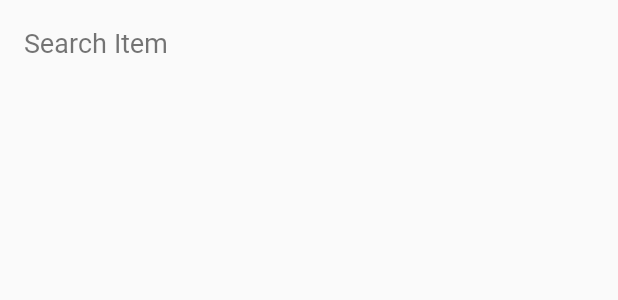
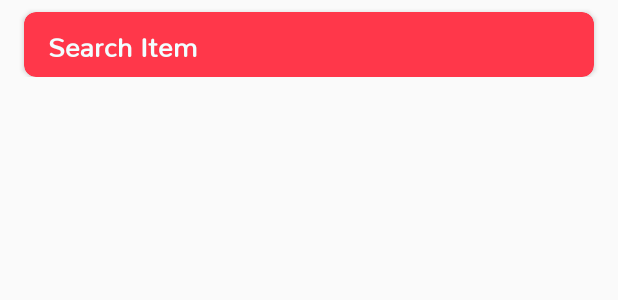
Before and after one commit to tairoroberto/RemoteJobs, an Android app: the layout item_search.xml on its own in the app's theme, with its tools: preview values and no code run, on a phone screen of 412 x 824 dp. Shown: the top 300 px of the screen. Run offline under Robolectric (Android 15) with nearby library versions, the phone set to English and light mode, and no system bars.

Commit message:
adjust search jobs

```diff
--- a/app/src/main/kotlin/com/remoteok/io/app/data/AppDatabase.kt
+++ b/app/src/main/kotlin/com/remoteok/io/app/data/AppDatabase.kt
@@ -8,7 +8,7 @@ import android.content.Context
 import com.remoteok.io.app.data.dao.JobsDao
 import com.remoteok.io.app.model.Job
 
-@Database(entities = [(Job::class)], version = 1)
+@Database(entities = [(Job::class)], version = 2)
 @TypeConverters(Converters::class)
 abstract class AppDatabase : RoomDatabase() {
 
--- a/app/src/main/res/layout/item_search.xml
+++ b/app/src/main/res/layout/item_search.xml
@@ -1,12 +1,36 @@
 <?xml version="1.0" encoding="utf-8"?>
-<TextView xmlns:android="http://schemas.android.com/apk/res/android"
+<android.support.constraint.ConstraintLayout xmlns:android="http://schemas.android.com/apk/res/android"
+    xmlns:app="http://schemas.android.com/apk/res-auto"
     xmlns:tools="http://schemas.android.com/tools"
-    android:id="@+id/text1"
     android:layout_width="match_parent"
-    android:layout_height="wrap_content"
-    android:padding="16dp"
-    android:elevation="@dimen/dimen_16dp"
-    android:fontFamily="@font/sf_ui_text_light"
-    android:textAlignment="viewStart"
-    android:textSize="@dimen/dimen_18sp"
-    tools:text="Search Item" />
+    android:layout_height="wrap_content">
+
+    <android.support.v7.widget.CardView
+        android:layout_width="match_parent"
+        android:layout_height="wrap_content"
+        android:layout_marginBottom="0dp"
+        android:layout_marginEnd="@dimen/dimen_16dp"
+        android:layout_marginStart="@dimen/dimen_16dp"
+        android:layout_marginTop="@dimen/dimen_8dp"
+        android:backgroundTint="@color/colorAccent"
+        android:elevation="@dimen/dimen_4dp"
+        app:cardCornerRadius="@dimen/dimen_8dp"
+        app:layout_constraintBottom_toBottomOf="parent"
+        app:layout_constraintEnd_toEndOf="parent"
+        app:layout_constraintStart_toStartOf="parent"
+        app:layout_constraintTop_toTopOf="parent">
+
+        <TextView
+            android:id="@+id/textViewJob"
+            android:layout_width="match_parent"
+            android:layout_height="wrap_content"
+            android:layout_marginStart="@dimen/dimen_8dp"
+            android:fontFamily="@font/nunito_regular"
+            android:padding="@dimen/dimen_8dp"
+            android:textAlignment="viewStart"
+            android:textColor="@color/white_f2feff"
+            android:textSize="@dimen/dimen_18sp"
+            android:textStyle="bold"
+            tools:text="Search Item" />
+    </android.support.v7.widget.CardView>
+</android.support.constraint.ConstraintLayout>
--- a/app/src/main/res/values/colors.xml
+++ b/app/src/main/res/values/colors.xml
@@ -3,7 +3,7 @@
 
     <color name="colorPrimary">#1C1C1C</color>
     <color name="colorPrimaryDark">#000000</color>
-    <color name="colorAccent">#f34840</color>
+    <color name="colorAccent">#FF374A</color>
     <color name="colorPrimaryText">#1C1C1C</color>
     <color name="green_175258">#175258</color>
     <color name="green_2bbc9b">#2BBC9B</color>
--- a/build.gradle
+++ b/build.gradle
@@ -6,8 +6,8 @@ buildscript {
     ext.buildToolsVersion = '27.0.1'
     ext.minSdkVersion =  21
     ext.targetSdkVersion =  27
-    ext.versionCode =  15
-    ext.versionName =  '1.15'
+    ext.versionCode =  16
+    ext.versionName =  '1.16'
 
     ext.supportLibs = '27.0.2'
     ext.constraint_layout = '1.0.2'
```
Also changed, not shown: app/src/main/kotlin/com/remoteok/io/app/view/home/HomeFragment.kt (+15 -12 lines), app/src/main/kotlin/com/remoteok/io/app/view/home/SearchAdapter.kt (added, +38 -0 lines), app/src/main/res/layout/fragment_list.xml (+8 -9 lines), 10 other files.
